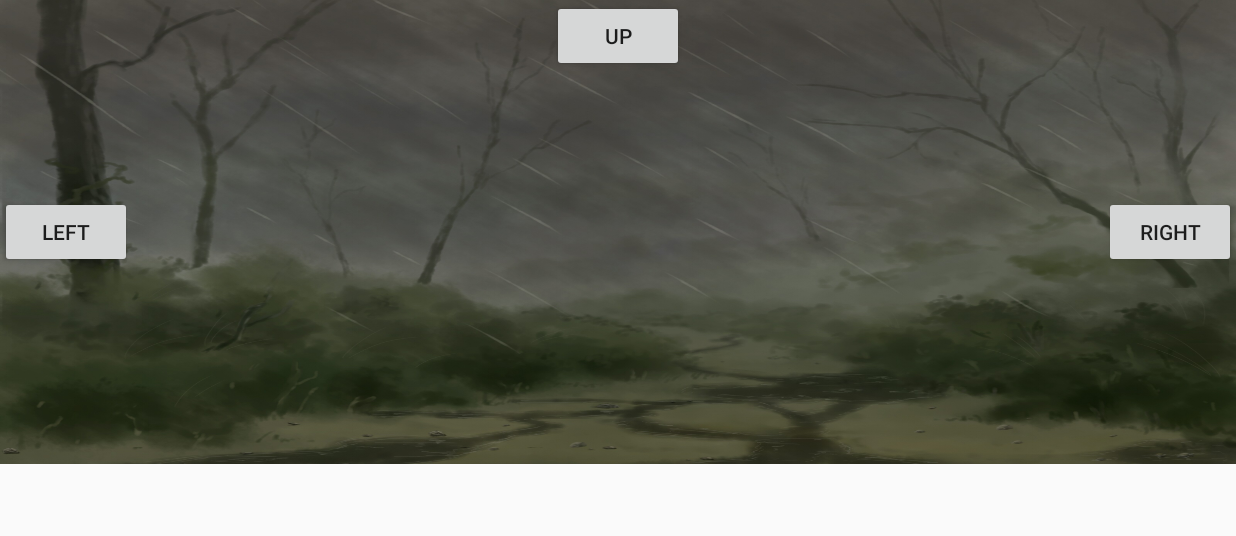
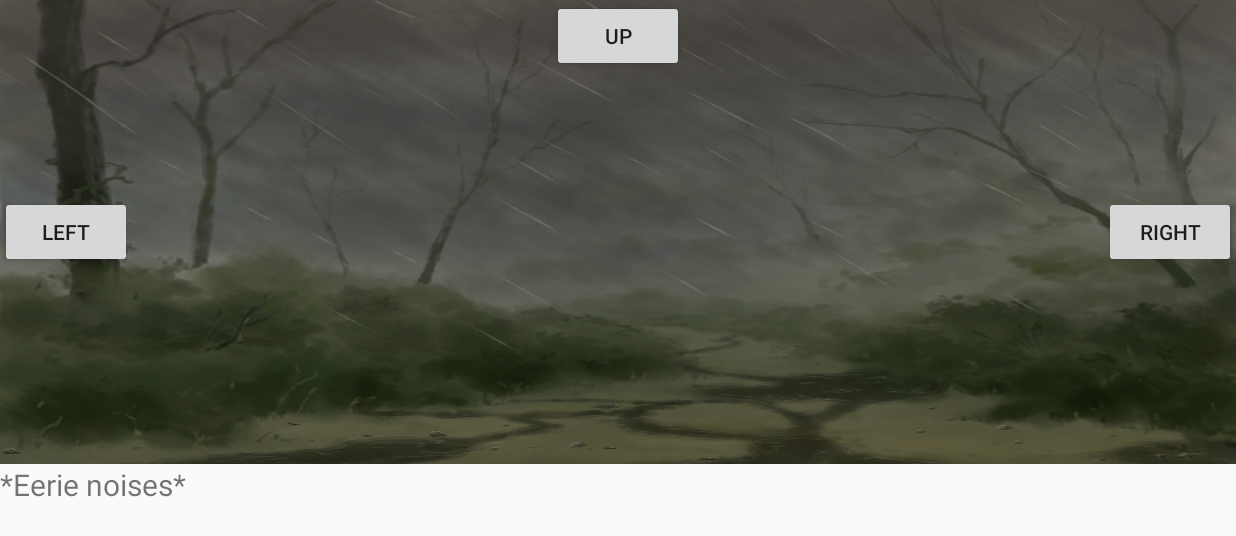
Before and after one commit to Chrisphy/dungeon-of-text, an Android app: the StoryActivity screen opened directly, with no data from a screen before it, after a tap on "*Eerie noises*", on a phone screen of 824 x 412 dp (held sideways). Shown: the top 536 px of the screen. Run offline under Robolectric (Android 15) with nearby library versions, the phone set to English and light mode, and no system bars; 2 statements that could not run were skipped; 3 other taps on this screen came first.

Commit message:
Finishing touches for text loading and backgrounds.

```diff
--- a/app/src/main/java/deakin/dungeonoftext/StoryActivity.java
+++ b/app/src/main/java/deakin/dungeonoftext/StoryActivity.java
@@ -1,6 +1,7 @@
 package deakin.dungeonoftext;
 
 import android.content.Intent;
+import android.content.res.AssetFileDescriptor;
 import android.content.res.AssetManager;
 import android.graphics.Bitmap;
 import android.graphics.BitmapFactory;
@@ -9,6 +10,7 @@ import android.net.Uri;
 import android.nfc.Tag;
 import android.os.Bundle;
 import android.os.Handler;
+import android.os.Message;
 import android.support.v7.app.AppCompatActivity;
 import android.util.Log;
 import android.view.MotionEvent;
@@ -23,12 +25,14 @@ import org.json.JSONException;
 import org.json.JSONObject;
 import org.w3c.dom.Text;
 
+import java.io.File;
 import java.io.IOException;
 import java.io.InputStream;
 import java.lang.reflect.Array;
 import java.util.ArrayList;
 import java.util.HashMap;
 import java.util.Timer;
+import java.util.TimerTask;
 
 public class StoryActivity extends MainActivity implements View.OnClickListener {
 
@@ -43,6 +47,7 @@ public class StoryActivity extends MainActivity implements View.OnClickListener
     AssetManager assetManager;
     InputStream dataStream = null;
     InputStream imageStream = null;
+    static MediaPlayer m;
 
     //Array for text to load into
     String jsonText = null;
@@ -77,12 +82,6 @@ public class StoryActivity extends MainActivity implements View.OnClickListener
 
 
 
-
-        /**
-         final Button upbtn = (Button) findViewById(R.id.up_move);
-        final Button leftbtn = (Button) findViewById(R.id.left_move);
-        final Button rightbtn = (Button) findViewById(R.id.right_move);
-         */
         //Initial navigation buttons
         upbtn = (Button) findViewById(R.id.up_move);
         dwnbtn = (Button)findViewById(R.id.down_move);
@@ -106,124 +105,99 @@ public class StoryActivity extends MainActivity implements View.OnClickListener
         img.setImageResource(R.drawable.intro);
 
 
+
         Utilities.initialMatrix();
 
         loadJSONFromAsset();
 
         textArray("intro");
 
-        textLoad();
+        playBG();
 
-        Log.e("Json String", "JSON String"+ textArray[0]);
+    }
 
-
-        /*
-        try{
-            // creating json array from json object
-            if(jsonText != null){
-                jsonobj = new JSONObject(jsonText);
-               // Log.e("Json String", "JSON String"+jsonobj.toString());
-
-                 JSONObject mainobj = jsonobj.getJSONObject("Story");
-
-                String intro = mainobj.getString("intro");
-                intro = intro.replaceAll("[\\[\\]\\(\\)]", "");
-                introtextarray = intro.split(",");
-                Log.e("Json String", "JSON String"+ introtextarray[0]);
-
-
-                for (int i = 0; i < jsonarr.length(); i++) {
-                    JSONObject jsonObject = jsonarr.optJSONObject(i);
-                    // getting data from individual object
-                    String intro = jsonObject.getString("intro");
-                    //introtextarray = intro.split(",");
-                    Log.e("Json String", "JSON String"+ introtextarray[0]);
-
-
-                }
-
-
+    public void playBG() {
+        try {
+            if (m.isPlaying()) {
+                m.stop();
+                m.release();
+                m = new MediaPlayer();
             }
 
-        } catch(Exception e){
+            AssetFileDescriptor descriptor = getAssets().openFd("bgmusic.mp3");
+            m.setDataSource(descriptor.getFileDescriptor(), descriptor.getStartOffset(), descriptor.getLength());
+            descriptor.close();
+
+            m.prepare();
+            m.setVolume(50,50);
+            m.setLooping(true);
+            m.start();
+        } catch (Exception e) {
             e.printStackTrace();
         }
+    }
 
 
 
 
 
-        upbtn.setOnClickListener(new View.OnClickListener() {
+
+    public void setText(final String s)
+    {
+        final int[] i = new int[1];
+        i[0] = 0;
+        final int length = s.length();
+        final Handler handler = new Handler()
+        {
             @Override
-            public void onClick(View v) {
+            public void handleMessage(Message msg) {
+                if (i[0] == length - 1) {
+                    textview.setText(null);
+                }
 
-                levelOne();
+                super.handleMessage(msg);
+                char c= s.charAt(i[0]);
+                textview.append(String.valueOf(c));
+                i[0]++;
+
+
 
             }
-        });
+        };
+
+        final Timer timer = new Timer();
+        TimerTask taskEverySplitSecond = new TimerTask() {
+            @Override
+            public void run() {
+                handler.sendEmptyMessage(0);
+                if (i[0] == length - 1) {
+                    timer.cancel();
+                }
+            }
+        };
+        timer.schedule(taskEverySplitSecond, 1, 100);
+    }
 
 
 
 
-        leftbtn.setOnClickListener(new View.OnClickListener() {
-            @Override
-            public void onClick(View v) {
 
-                levelTwo();
-
-            }
-        });
+    public void clickEvent(View view){
 
 
+        if(Count < textArray.length || textArray == null){
+           // textview.setText(textArray[Count]);
+            setText(textArray[Count]);
 
-        rightbtn.setOnClickListener(new View.OnClickListener() {
-            @Override
-            public void onClick(View v) {
-
-
-            }
-        });
-
-
-    */
-    }
-
-
-    //Change this to a timer progression instead of onclick? Discussion with duc necessary.
-
-    //todo Timer class
-    //todo Pass in array needed from JSON
-    //todo Movement
-
-
-    public void textLoad() {
-
-        h.postDelayed(new Runnable(){
-            public void run(){
-            //change your text here
-            if(Count <= textArray.length){
-                textview.setText(textArray[Count]);
-                Count++;
-            }
-            else{
-                Count = 0;
-                return;
-            }
-            }
-        }, 1000);
-
-
-    }
-
-    public void clickEvent(View view){
-        if(Count < textArray.length || textArray == null){
-            textview.setText(textArray[Count]);
             Count++;
         }
         else{
-            textview.setText("Click on any of the 4 buttons to move.");
+            Count = 0;
+
+            textview.setText("Click on any of the buttons to move.");
         }
     }
+
 
 
 
@@ -232,9 +206,10 @@ public class StoryActivity extends MainActivity implements View.OnClickListener
 
         try{
             // creating json array from json object
+            textArray = new String[1000];
+
             if(jsonText != null){
                 jsonobj = new JSONObject(jsonText);
-                // Log.e("Json String", "JSON String"+jsonobj.toString());
 
                 JSONObject mainobj = jsonobj.getJSONObject("Story");
 
@@ -246,7 +221,6 @@ public class StoryActivity extends MainActivity implements View.OnClickListener
 
                 textArray = temp.split(",");
 
-
             }
 
         } catch(Exception e){
@@ -256,10 +230,6 @@ public class StoryActivity extends MainActivity implements View.OnClickListener
         return textArray;
 
     }
-
-
-
-
 
 
     public String loadJSONFromAsset() {
@@ -290,7 +260,7 @@ public class StoryActivity extends MainActivity implements View.OnClickListener
 
 
 
-            if ( imageStream != null)
+            if ( imageStream == null)
                 Log.e("Error", "Failed to load");
 
 
@@ -307,10 +277,12 @@ public class StoryActivity extends MainActivity implements View.OnClickListener
 
         setImage("dungeon-1.png");
 
-        textview.setText("*Eerie noises*");
+        playBG();
 
         textArray("dungeon-1");
 
+
+        Log.e("Json String", "JSON String"+ textArray[0]);
 
     }
 
@@ -324,6 +296,7 @@ public class StoryActivity extends MainActivity implements View.OnClickListener
 
         textArray("dungeon-2");
 
+        Log.e("Json String", "JSON String"+ textArray[0]);
 
     }
 
@@ -335,8 +308,9 @@ public class StoryActivity extends MainActivity implements View.OnClickListener
 
         textview.setText("*Eerie noises*");
 
-        textArray("second-dungeon");
+        textArray("dungeon-3");
 
+        Log.e("Json String", "JSON String"+ textArray[0]);
 
     }
 
@@ -347,8 +321,9 @@ public class StoryActivity extends MainActivity implements View.OnClickListener
 
         textview.setText("*Eerie noises*");
 
-        textArray("second-dungeon");
+        textArray("dungeon-4");
 
+        Log.e("Json String", "JSON String"+ textArray[0]);
 
     }
 
@@ -359,8 +334,9 @@ public class StoryActivity extends MainActivity implements View.OnClickListener
 
         textview.setText("*Eerie noises*");
 
-        textArray("second-dungeon");
+        textArray("dungeon-5");
 
+        Log.e("Json String", "JSON String"+ textArray[0]);
 
     }
 
@@ -370,8 +346,9 @@ public class StoryActivity extends MainActivity implements View.OnClickListener
 
         textview.setText("*Eerie noises*");
 
-        textArray("second-dungeon");
+        textArray("dungeon-6");
 
+        Log.e("Json String", "JSON String"+ textArray[0]);
 
     }
 
@@ -381,8 +358,9 @@ public class StoryActivity extends MainActivity implements View.OnClickListener
 
         textview.setText("*Eerie noises*");
 
-        textArray("second-dungeon");
+        textArray("dungeon-7");
 
+        Log.e("Json String", "JSON String"+ textArray[0]);
 
     }
 
@@ -393,8 +371,9 @@ public class StoryActivity extends MainActivity implements View.OnClickListener
 
         textview.setText("*Eerie noises*");
 
-        textArray("second-dungeon");
+        textArray("dungeon-8");
 
+        Log.e("Json String", "JSON String"+ textArray[0]);
 
     }
 
@@ -404,8 +383,9 @@ public class StoryActivity extends MainActivity implements View.OnClickListener
 
         textview.setText("*Eerie noises*");
 
-        textArray("second-dungeon");
+        textArray("dungeon-9");
 
+        Log.e("Json String", "JSON String"+ textArray[0]);
 
     }
 
@@ -415,22 +395,42 @@ public class StoryActivity extends MainActivity implements View.OnClickListener
 
         textview.setText("*Eerie noises*");
 
-        textArray("second-dungeon");
+        textArray("dungeon-10");
 
+        Log.e("Json String", "JSON String"+ textArray[0]);
 
     }
 
 
     public void levelEleven() {
 
-        setImage("dungeon-2.png");
+        setImage("monster.png");
 
         textview.setText("*You hear a lot of movement in the darkness...*");
 
-        textArray("second-dungeon");
+        textArray("dungeon-11");
+
+    }
 
 
+    public void end(boolean bool){
+        if(bool == true){
+            setImage("end_image.png");
+
+            textArray("end");
+        }
+
+        else{
+            setImage("game-over.png");
+
+            textArray("end-2");
+
+        }
+
     }
+
+
+
     public void checkRoom() {
         Utilities.room = Utilities.getRoom();
         switch (Utilities.room){
@@ -526,4 +526,6 @@ public class StoryActivity extends MainActivity implements View.OnClickListener
             Toast.makeText(this, String.valueOf(Utilities.getRoom()), Toast.LENGTH_LONG).show();
         }
     }
+
+
 }
```
Also changed, not shown: app/src/main/Assets/images/game-over.png (added), 3 other files.
